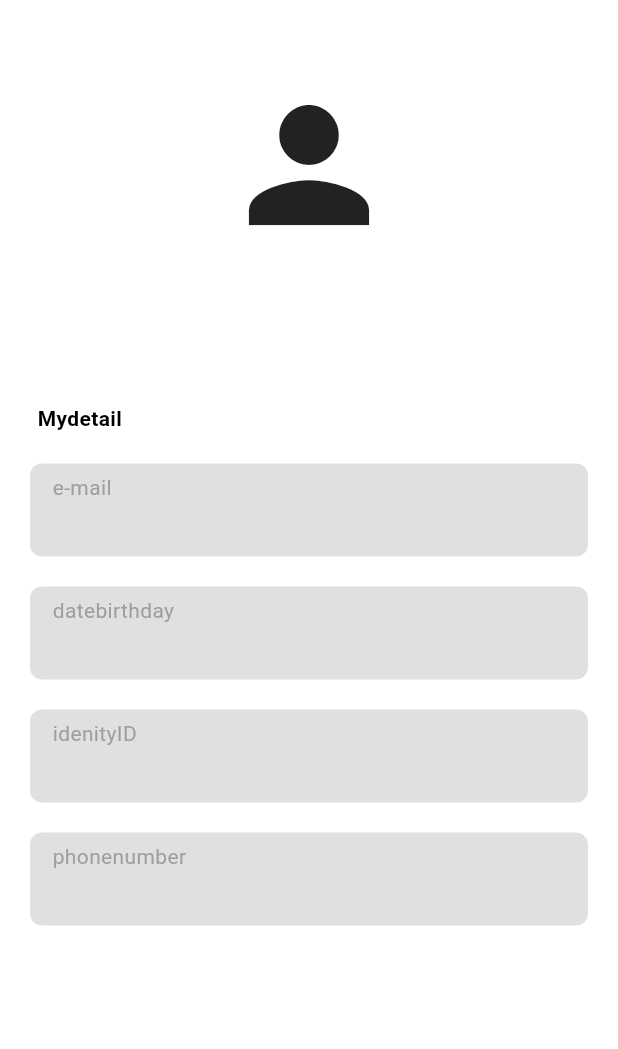
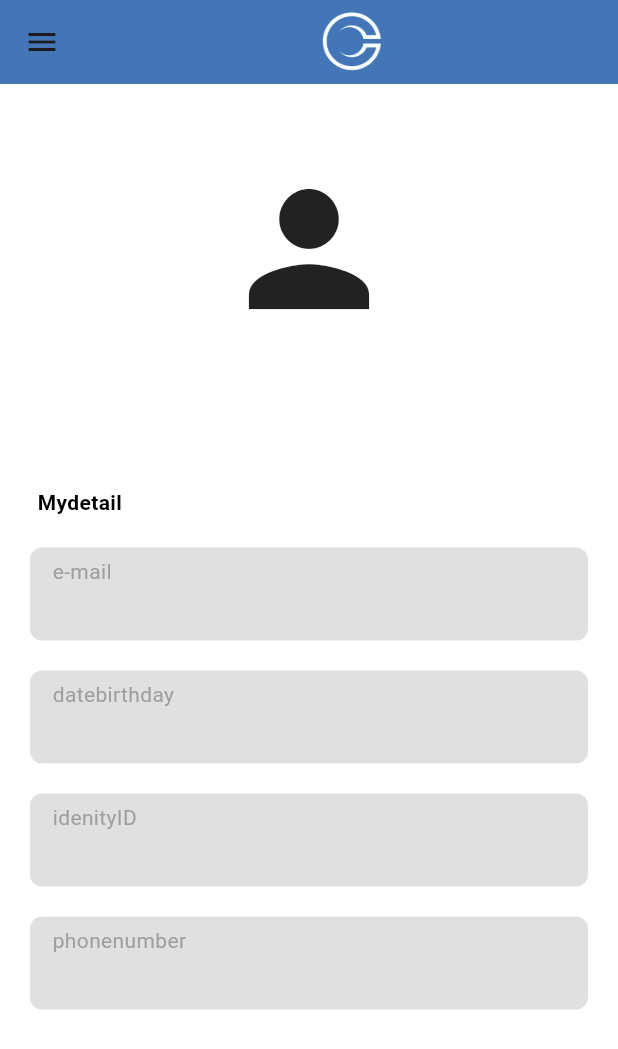
Before and after one commit to Niggy1980/citizen2, a Flutter app: the ProfilePage screen opened by its route, on a phone screen of 412 x 824 dp. Shown: the top 1049 px of the screen. Run offline on Flutter 3.47's test engine with Material 3 defaults, Android fonts, the phone set to English and light mode, and no system bars; our stand-ins replace cloud_firestore, file_picker, firebase_core, firebase_storage, fluttertoast, google_nav_bar and 1 more; missing offline and left inert: dart:html, dart:js; accounts and stored records are empty.

Commit message:
Update ProfilePage.dart

```diff
--- a/lib/feature/USER/presentation/Homepage/ProfilePage.dart
+++ b/lib/feature/USER/presentation/Homepage/ProfilePage.dart
@@ -36,7 +36,6 @@ class ProfilePage extends StatefulWidget {
 class _ProfilePageState extends State<ProfilePage> {
   Future<void> Firebaseinfor() async {
     try {
-
       QuerySnapshot querySnapshot = await FirebaseFirestore.instance.collection('account')
           .where('id', isEqualTo: Idcontroller.text).where('password', isEqualTo: Passwordcontroller.text).get();
       querySnapshot.docs.forEach((doc) {
@@ -70,6 +69,9 @@ class _ProfilePageState extends State<ProfilePage> {
   Widget build(BuildContext context) {
     return Scaffold(
       backgroundColor: Colors.white,
+      appBar: AppBar(title: Center(child:Image(image: AssetImage ('assets/image/citizenicon.png'),width: 50,)),
+        backgroundColor: Color.fromRGBO(68, 117, 182, 1.0),
+      ),
       drawer: MyDrawer(),
       body: Container(
         child: Column(
```
